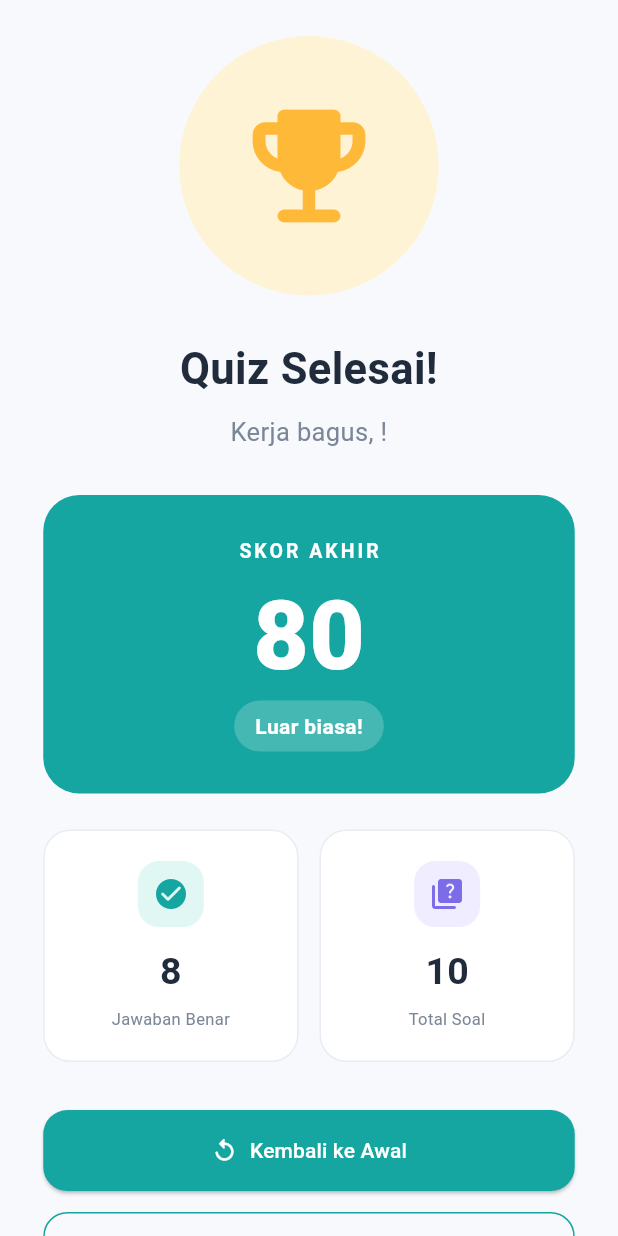
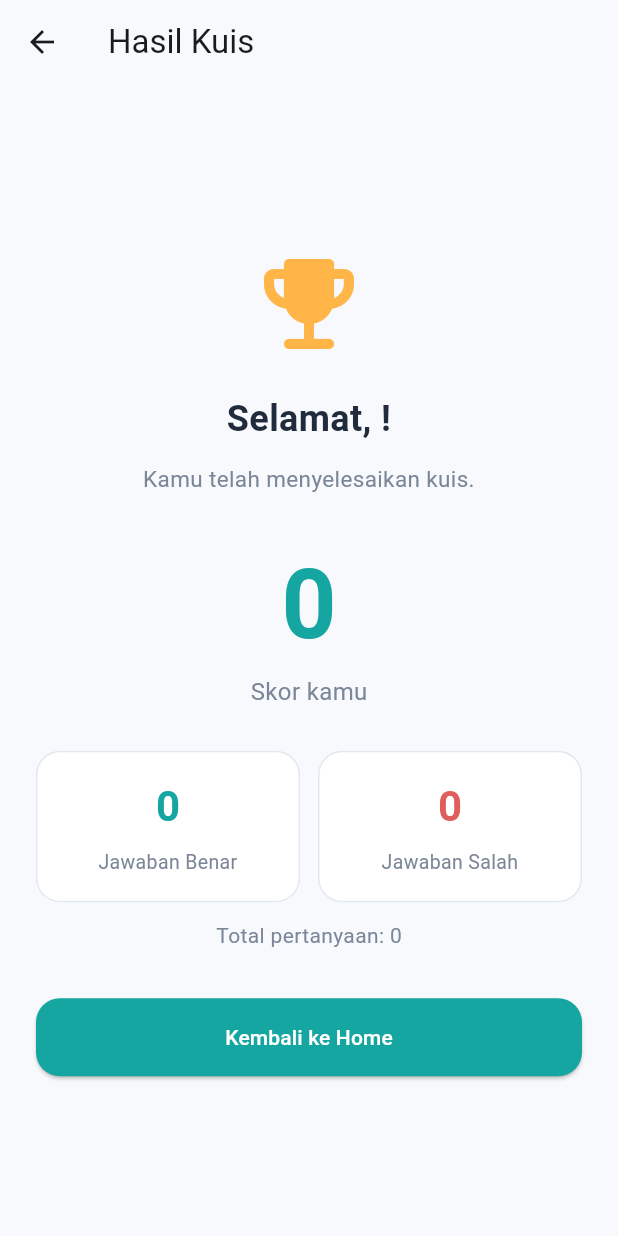
Before and after one commit to Rruben555/UTS_PM1, a Flutter app: the ResultPage screen opened directly with empty values, on a phone screen of 412 x 824 dp. Run offline on Flutter 3.47's test engine with Material 3 defaults, Android fonts, the phone set to English and light mode, and no system bars; Roboto replaces fonts that are missing (Poppins).

Commit message:
Fungsi quiz dan skor

```diff
--- /dev/null
+++ b/lib/data/data_dummy.dart
@@ -0,0 +1,43 @@
+
+final List<Map<String, dynamic>> dummyQuestions = [
+  {
+    'question': 'Bahasa pemrograman apa yang digunakan Flutter?',
+    'options': ['Java', 'Dart', 'Python', 'PHP'],
+    'correctAnswer': 1,
+  },
+  {
+    'question': '120 × 5=..?',
+    'options': [
+      '500',
+      '600',
+      '700',
+      '800',
+    ],
+    'correctAnswer': 1,
+  },
+  {
+    'question': 'Ibukota Indonesia adalah...',
+    'options': [
+      'Medan',
+      'Bandung',
+      'DKI Jakarta',
+      'Aceh',
+    ],
+    'correctAnswer': 2,
+  },
+  {
+    'question': 'Negara manakah yang bukan berasal dari benua Asia?',
+    'options': ['Rusia', 'India', 'Turki', 'Cina'],
+    'correctAnswer': 0,
+  },
+  {
+    'question': 'Apa organ terbesar manusia?',
+    'options': [
+      'Jantung',
+      'Paru-paru',
+      'Kulit',
+      'Otak',
+    ],
+    'correctAnswer': 2,
+  },
+];
--- a/lib/pages/quiz_page.dart
+++ b/lib/pages/quiz_page.dart
@@ -1,6 +1,7 @@
 
 import 'package:flutter/material.dart';
 import 'result_page.dart';
+import 'package:uts_pm1/data/data_dummy.dart';
 
 
 class QuizPage extends StatefulWidget {
@@ -16,36 +17,7 @@ class QuizPage extends StatefulWidget {
 }
 
 class _QuizPageState extends State<QuizPage> {
-  final List<Map<String, dynamic>> questions = [
-    {
-      'question':
-          'Manakah bahasa pemrograman yang digunakan untuk mengembangkan aplikasi Flutter?',
-      'options': ['Java', 'Dart', 'Python', 'PHP'],
-      'answer': 1,
-    },
-    {
-      'question':
-          'Widget apa yang digunakan untuk UI yang tidak memiliki state?',
-      'options': [
-        'StatefulWidget',
-        'StatelessWidget',
-        'InheritedWidget',
-        'StreamBuilder',
-      ],
-      'answer': 1,
-    },
-    {
-      'question':
-          'File utama untuk menjalankan aplikasi Flutter biasanya adalah?',
-      'options': [
-        'home.dart',
-        'app.dart',
-        'main.dart',
-        'index.dart',
-      ],
-      'answer': 2,
-    },
-  ];
+  final List<Map<String, dynamic>> questions = dummyQuestions;
 
   int currentQuestionIndex = 0;
 
@@ -62,7 +34,25 @@ class _QuizPageState extends State<QuizPage> {
   void _selectAnswer(int index) {
     setState(() {
       selectedAnswers[currentQuestionIndex] = index;
+      final int correctAnswer = questions[currentQuestionIndex]['correctAnswer'];
+
+      final bool isCorrect = selectedAnswers[currentQuestionIndex] == correctAnswer;
     });
+  }
+
+  int _calculateCorrectAnswers() {
+    int correctCount = 0;
+
+    for (int i = 0; i < questions.length; i++) {
+      final int? selectedAnswer = selectedAnswers[i];
+      final int correctAnswer = questions[i]['correctAnswer'] as int;
+
+      if (selectedAnswer == correctAnswer) {
+        correctCount++;
+      }
+    }
+
+    return correctCount;
   }
 
   void _goBack() {
@@ -81,14 +71,22 @@ class _QuizPageState extends State<QuizPage> {
     });
   }
 
+
   void _submitQuiz() {
+    final int correctAnswers = _calculateCorrectAnswers();
+
     Navigator.push(
       context,
       MaterialPageRoute<void>(
-        builder: (context) => ResultPage(userName: widget.userName),
+        builder: (context) => ResultPage(
+          userName: widget.userName,
+          correctAnswers: correctAnswers,
+          totalQuestions: questions.length,
+        ),
       ),
     );
   }
+
 
   @override
   Widget build(BuildContext context) {
--- a/lib/pages/result_page.dart
+++ b/lib/pages/result_page.dart
@@ -1,284 +1,174 @@
 
 import 'package:flutter/material.dart';
+import './quiz_page.dart';
+
 
 class ResultPage extends StatelessWidget {
   final String userName;
-  final int score;
   final int correctAnswers;
   final int totalQuestions;
 
   const ResultPage({
     super.key,
     required this.userName,
-    this.score = 80,
-    this.correctAnswers = 8,
-    this.totalQuestions = 10,
+    required this.correctAnswers,
+    required this.totalQuestions,
   });
 
   @override
   Widget build(BuildContext context) {
+    final int wrongAnswers = totalQuestions - correctAnswers;
+    final int score = totalQuestions == 0
+        ? 0
+        : (correctAnswers / totalQuestions * 100).round();
+
     return Scaffold(
-      body: SafeArea(
-        child: LayoutBuilder(
-          builder: (context, constraints) {
-            return SingleChildScrollView(
-              padding: EdgeInsets.symmetric(
-                horizontal: constraints.maxWidth * 0.07,
-                vertical: 24,
+      backgroundColor: const Color(0xFFF7F9FC),
+      appBar: AppBar(
+        title: const Text('Hasil Kuis'),
+        backgroundColor: const Color(0xFFF7F9FC),
       ),
-              child: ConstrainedBox(
-                constraints: BoxConstraints(
-                  minHeight: constraints.maxHeight - 48,
-                ),
+      body: Center(
+        child: Padding(
+          padding: const EdgeInsets.all(24),
           child: Column(
             mainAxisAlignment: MainAxisAlignment.center,
             children: [
-                    Container(
-                      width: constraints.maxWidth * 0.42,
-                      height: constraints.maxWidth * 0.42,
-                      decoration: const BoxDecoration(
-                        color: Color(0xFFFFF3D6),
-                        shape: BoxShape.circle,
+              const Icon(
+                Icons.emoji_events_rounded,
+                size: 80,
+                color: Color(0xFFFFB547),
               ),
-                      child: const Icon(
-                        Icons.emoji_events_rounded,
-                        size: 100,
-                        color: Color(0xFFFFB938),
-                      ),
-                    ),
-
-                    const SizedBox(height: 28),
-
-                    const Text(
-                      'Quiz Selesai!',
+              const SizedBox(height: 20),
+              Text(
+                'Selamat, $userName!',
                 textAlign: TextAlign.center,
-                      style: TextStyle(
-                        fontSize: 29,
-                        fontWeight: FontWeight.w700,
+                style: const TextStyle(
+                  fontSize: 24,
+                  fontWeight: FontWeight.bold,
                   color: Color(0xFF202B3C),
                 ),
               ),
-
-                    const SizedBox(height: 10),
-
-                    Text(
-                      'Kerja bagus, $userName!',
+              const SizedBox(height: 12),
+              const Text(
+                'Kamu telah menyelesaikan kuis.',
                 textAlign: TextAlign.center,
-                      style: const TextStyle(
-                        fontSize: 17,
+                style: TextStyle(
+                  fontSize: 15,
                   color: Color(0xFF7B8798),
                 ),
               ),
-
-                    const SizedBox(height: 30),
-
-                    Container(
-                      width: double.infinity,
-                      padding: const EdgeInsets.symmetric(
-                        horizontal: 24,
-                        vertical: 28,
-                      ),
-                      decoration: BoxDecoration(
-                        color: const Color(0xFF16A6A1),
-                        borderRadius: BorderRadius.circular(24),
-                      ),
-                      child: Column(
-                        children: [
-                          const Text(
-                            'SKOR AKHIR',
-                            style: TextStyle(
-                              color: Colors.white,
-                              fontSize: 13,
-                              letterSpacing: 2,
-                              fontWeight: FontWeight.w600,
-                            ),
-                          ),
-
-                          const SizedBox(height: 12),
-
+              const SizedBox(height: 28),
               Text(
                 '$score',
                 style: const TextStyle(
                   fontSize: 64,
-                              height: 1.1,
-                              color: Colors.white,
-                              fontWeight: FontWeight.w800,
+                  fontWeight: FontWeight.bold,
+                  color: Color(0xFF16A6A1),
                 ),
               ),
-
-                          const SizedBox(height: 8),
-
-                          Container(
-                            padding: const EdgeInsets.symmetric(
-                              horizontal: 14,
-                              vertical: 7,
+              const Text(
+                'Skor kamu',
+                style: TextStyle(
+                  fontSize: 16,
+                  color: Color(0xFF7B8798),
                 ),
-                            decoration: BoxDecoration(
-                              color: Colors.white.withValues(alpha: 0.2),
-                              borderRadius: BorderRadius.circular(20),
               ),
-                            child: const Text(
-                              'Luar biasa!',
-                              style: TextStyle(
-                                color: Colors.white,
-                                fontWeight: FontWeight.w600,
+              const SizedBox(height: 28),
+              Row(
+                children: [
+                  Expanded(
+                    child: _ResultCard(
+                      title: 'Jawaban Benar',
+                      value: '$correctAnswers',
+                      color: const Color(0xFF16A6A1),
                     ),
+                  ),
+                  const SizedBox(width: 12),
+                  Expanded(
+                    child: _ResultCard(
+                      title: 'Jawaban Salah',
+                      value: '$wrongAnswers',
+                      color: const Color(0xFFE05D5D),
                     ),
                   ),
                 ],
               ),
-                    ),
-
-                    const SizedBox(height: 24),
-
-                    Row(
-                      children: [
-                        Expanded(
-                          child: _ResultStatCard(
-                            icon: Icons.check_circle_rounded,
-                            label: 'Jawaban Benar',
-                            value: '$correctAnswers',
-                            color: const Color(0xFF16A6A1),
-                            background: const Color(0xFFE1F7F3),
+              const SizedBox(height: 12),
+              Text(
+                'Total pertanyaan: $totalQuestions',
+                style: const TextStyle(
+                  fontSize: 14,
+                  color: Color(0xFF7B8798),
                 ),
               ),
-                        const SizedBox(width: 14),
-                        Expanded(
-                          child: _ResultStatCard(
-                            icon: Icons.quiz_rounded,
-                            label: 'Total Soal',
-                            value: '$totalQuestions',
-                            color: const Color(0xFF7C6CE7),
-                            background: const Color(0xFFEFEDFF),
-                          ),
-                        ),
-                      ],
-                    ),
-
               const SizedBox(height: 32),
-
               SizedBox(
                 width: double.infinity,
-                      child: ElevatedButton.icon(
+                child: ElevatedButton(
                   onPressed: () {
                     Navigator.popUntil(
                       context,
                       (route) => route.isFirst,
                     );
                   },
-                        icon: const Icon(Icons.replay_rounded),
-                        label: const Text('Kembali ke Awal'),
                   style: ElevatedButton.styleFrom(
                     backgroundColor: const Color(0xFF16A6A1),
                     foregroundColor: Colors.white,
-                          padding: const EdgeInsets.symmetric(
-                            vertical: 17,
-                          ),
+                    padding: const EdgeInsets.symmetric(vertical: 16),
                     shape: RoundedRectangleBorder(
                       borderRadius: BorderRadius.circular(16),
                     ),
                   ),
+                  child: const Text('Kembali ke Home'),
                 ),
               ),
-
-                    const SizedBox(height: 14),
-
-                    SizedBox(
-                      width: double.infinity,
-                      child: OutlinedButton(
-                        onPressed: () {
-                          Navigator.popUntil(
-                            context,
-                            (route) => route.isFirst,
-                          );
-                        },
-                        style: OutlinedButton.styleFrom(
-                          foregroundColor: const Color(0xFF16A6A1),
-                          padding: const EdgeInsets.symmetric(
-                            vertical: 17,
-                          ),
-                          side: const BorderSide(
-                            color: Color(0xFF16A6A1),
-                          ),
-                          shape: RoundedRectangleBorder(
-                            borderRadius: BorderRadius.circular(16),
-                          ),
-                        ),
-                        child: const Text('Selesai'),
-                      ),
-                    ),
-
-                    const SizedBox(height: 16),
             ],
           ),
-              ),
-            );
-          },
         ),
       ),
     );
   }
 }
 
-class _ResultStatCard extends StatelessWidget {
-  final IconData icon;
-  final String label;
+class _ResultCard extends StatelessWidget {
+  final String title;
   final String value;
   final Color color;
-  final Color background;
 
-  const _ResultStatCard({
-    required this.icon,
-    required this.label,
+  const _ResultCard({
+    required this.title,
     required this.value,
     required this.color,
-    required this.background,
   });
 
   @override
   Widget build(BuildContext context) {
     return Container(
-      padding: const EdgeInsets.symmetric(
-        horizontal: 10,
-        vertical: 20,
-      ),
+      padding: const EdgeInsets.all(16),
       decoration: BoxDecoration(
         color: Colors.white,
-        borderRadius: BorderRadius.circular(18),
+        borderRadius: BorderRadius.circular(16),
         border: Border.all(
-          color: const Color(0xFFE8EDF3),
+          color: const Color(0xFFE2E8F0),
         ),
       ),
       child: Column(
         children: [
-          Container(
-            width: 44,
-            height: 44,
-            decoration: BoxDecoration(
-              color: background,
-              borderRadius: BorderRadius.circular(14),
-            ),
-            child: Icon(
-              icon,
+          Text(
+            value,
+            style: TextStyle(
+              fontSize: 28,
+              fontWeight: FontWeight.bold,
               color: color,
-              size: 24,
             ),
           ),
-          const SizedBox(height: 12),
+          const SizedBox(height: 8),
           Text(
-            value,
-            style: const TextStyle(
-              fontSize: 25,
-              fontWeight: FontWeight.w700,
-              color: Color(0xFF202B3C),
-            ),
-          ),
-          const SizedBox(height: 5),
-          Text(
-            label,
+            title,
             textAlign: TextAlign.center,
             style: const TextStyle(
-              fontSize: 11,
+              fontSize: 13,
               color: Color(0xFF7B8798),
             ),
           ),
```
Lines whose indentation alone changed are shown as unchanged.
